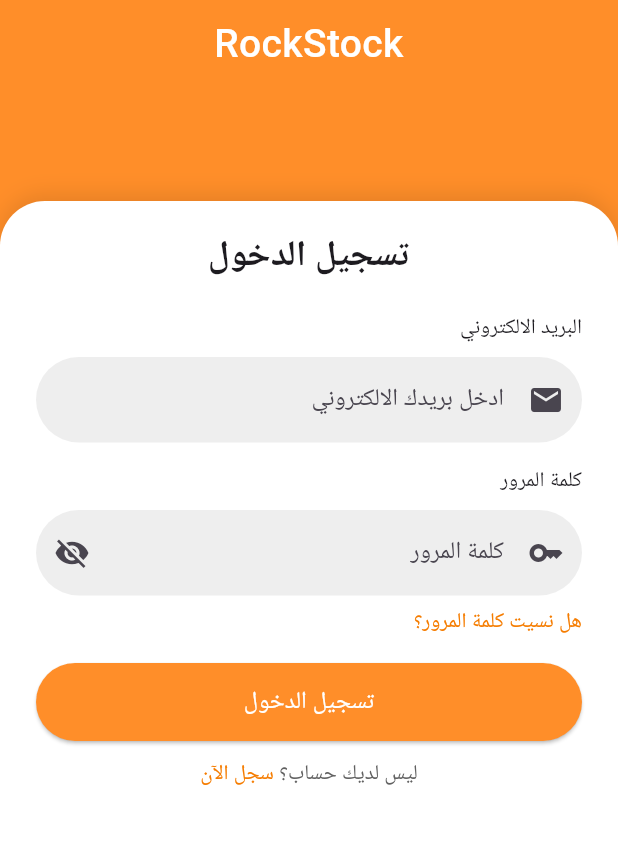
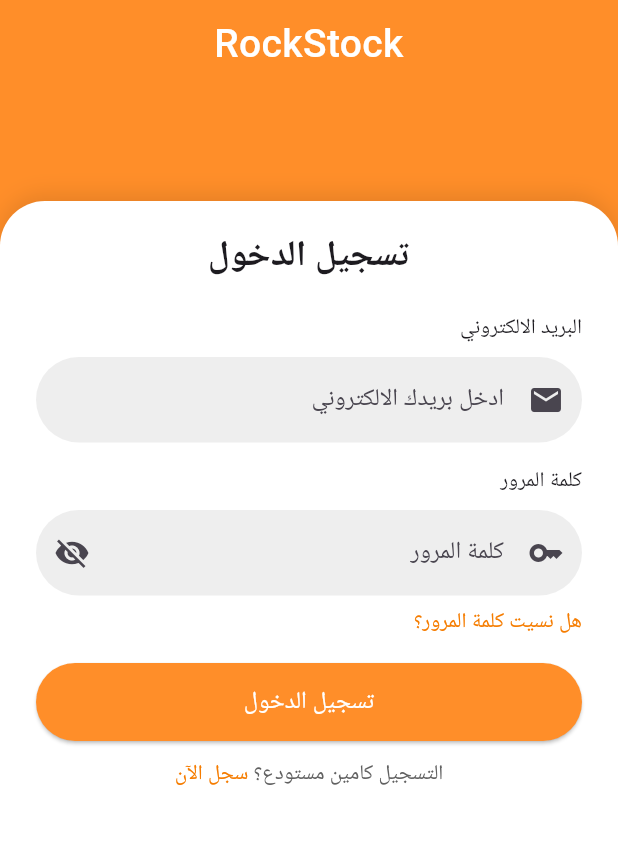
Before and after one commit to mohammadbakjaje/Warehouse, a Flutter app: the screen it shows after launch, after a tap on "تسجيل الدخول", on a phone screen of 412 x 824 dp, the part 345-1189 px from its top. Run offline on Flutter 3.47's test engine with Material 3 defaults, Android fonts, the phone set to English and light mode, and no system bars; our stand-ins replace flutter_bloc, get_storage, shared_preferences.

Commit message:
login bakjaje last edition

```diff
--- a/lib/screens/Login/log_in_screen.dart
+++ b/lib/screens/Login/log_in_screen.dart
@@ -323,7 +323,7 @@ class _LoginScreenState extends State<LogInScreen> {
                                 Center(
                                   child: RichText(
                                     text: TextSpan(
-                                      text: "ليس لديك حساب؟ ",
+                                      text: "التسجيل كامين مستودع؟ ",
                                       style: TextStyle(color: Colors.grey[700]),
                                       children: [
                                         TextSpan(
```
